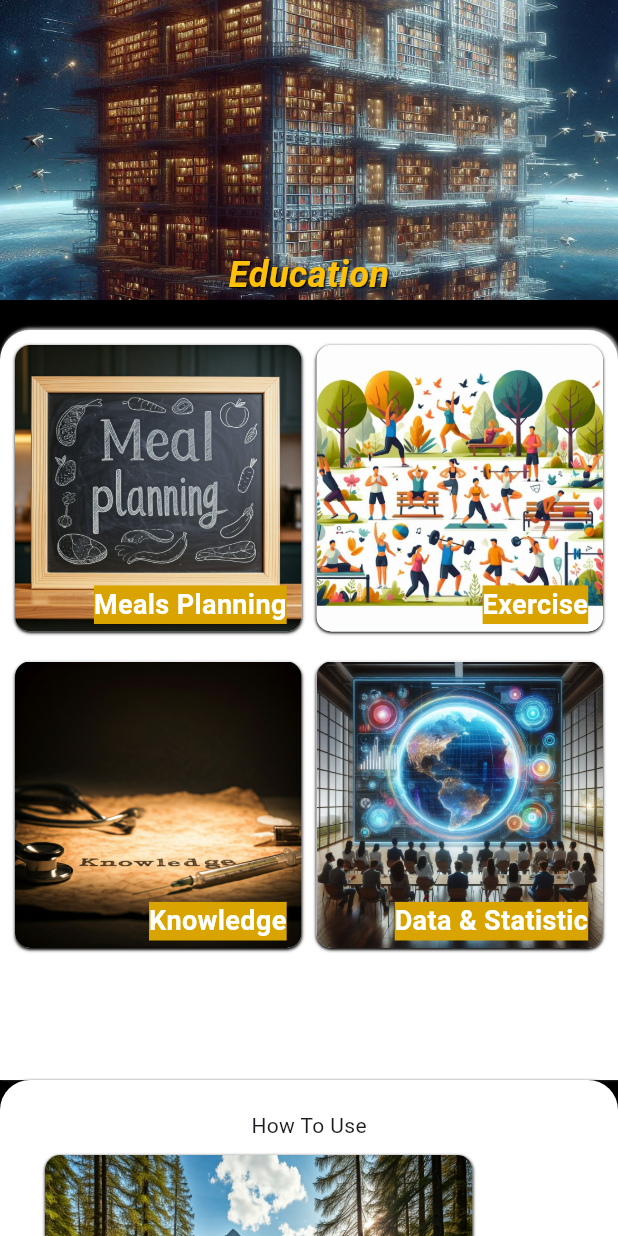
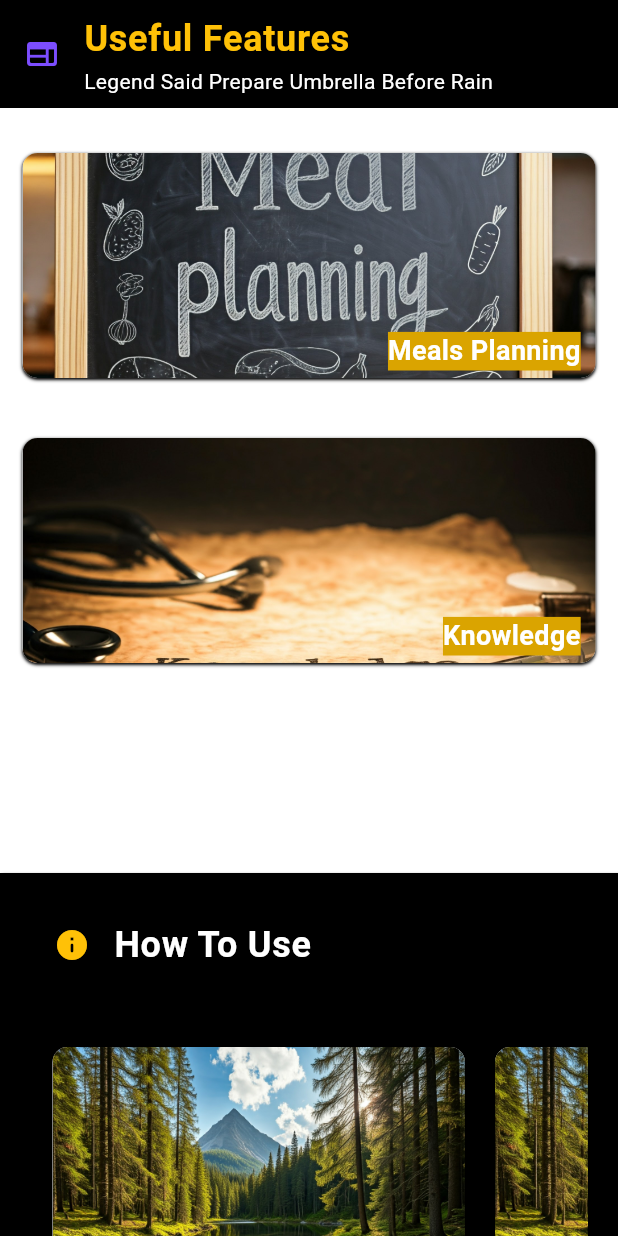
Before and after one commit to JEDIWONG/Flutter-Mobile-App-HealthMatrix, a Flutter app: the Info screen opened directly, on a phone screen of 412 x 824 dp. Run offline on Flutter 3.47's test engine with Material 3 defaults, Android fonts, the phone set to English and light mode, and no system bars; our stand-ins replace numberpicker, pedometer, percent_indicator, permission_handler, smooth_page_indicator, syncfusion_flutter_gauges.

Commit message:
update and fixes

```diff
--- a/lib/component/edu_card.dart
+++ b/lib/component/edu_card.dart
@@ -17,6 +17,8 @@ class EduCard extends StatelessWidget{
     return InkWell(
       onTap: (){Navigator.push(context, MaterialPageRoute(builder: (context)=>onPressed));},
       child: Container(
+        height: 150,
+        margin: const EdgeInsets.symmetric(vertical: 10,horizontal: 5),
         decoration:  BoxDecoration(
           borderRadius: const BorderRadius.all(Radius.circular(10)),
           image: DecorationImage(
@@ -41,7 +43,6 @@ class EduCard extends StatelessWidget{
             child: Text(
               title,
               style:const TextStyle(fontSize: 18,fontWeight: FontWeight.bold,color: Colors.white,backgroundColor: Color.fromARGB(255, 218, 164, 0)),
-
             ),
         )
         ),
--- a/lib/model/data.dart
+++ b/lib/model/data.dart
@@ -1,7 +1,33 @@
 import 'package:health_matrix/model/guide.dart';
+import 'package:health_matrix/model/user_steps.dart';
+
 
 class AppData {
+  static  UserSteps userSteps =UserSteps(currentSteps: 1000, goalSteps: 8000);
+
   static List<Guide> courseData = [
+    Guide(
+      title: "Health Monitor",
+      imgUrl: "assets/images/onboarding_last.jpg",
+      totalSteps: 3,
+      procedure: [
+        {
+          "Title": "Preparation Before Taking the Measurement",
+          "Desc": "d",
+          "imgUrl": "assets/images/onboarding_last.jpg",
+        },
+        {
+          "Title": "Step 2: Record your data",
+          "Desc": "Record the heart rate in the app.",
+          "imgUrl": "assets/images/onboarding_last.jpg",
+        },
+        {
+          "Title": "Step 3: Monitor your progress",
+          "Desc": "Track your heart rate over time to monitor progress.",
+          "imgUrl": "assets/images/onboarding_last.jpg",
+        },
+      ],
+    ),
     Guide(
       title: "Health Monitor",
       imgUrl: "assets/images/onboarding_last.jpg",
--- /dev/null
+++ b/lib/model/user_steps.dart
@@ -0,0 +1,6 @@
+class UserSteps {
+  UserSteps({required this.currentSteps,required this.goalSteps});
+
+  final int currentSteps;
+  int goalSteps;
+}
--- a/lib/screen/info.dart
+++ b/lib/screen/info.dart
@@ -1,64 +1,62 @@
 import 'package:flutter/material.dart';
-import 'package:health_matrix/component/banner.dart';
 import 'package:health_matrix/component/edu_card.dart';
 import 'package:health_matrix/model/data.dart';
 import 'package:health_matrix/screen/guide.dart';
 import 'package:health_matrix/screen/learning.dart';
+import 'package:health_matrix/screen/meals_planning.dart';
 
-class Info extends StatelessWidget{
+class Info extends StatelessWidget {
   const Info({super.key});
 
   @override
   Widget build(BuildContext context) {
     return Scaffold(
-      backgroundColor: Colors.black,
+      backgroundColor: Colors.white,
       body: SingleChildScrollView(
         child: Column(
           children: [
-            const PageBanner(imgUrl: "assets/images/info_page/bg.png", title: "Education"),
+
             Container(
+              decoration: const BoxDecoration(
+                color: Colors.black,
+
+              ),
+              child: const ListTile(
+                leading: Icon(Icons.web_rounded,color: Colors.deepPurpleAccent,),
+                title: Text("Useful Features",style: TextStyle(fontSize: 24,fontWeight: FontWeight.bold,color: Colors.amber),),
+                subtitle: Text("Legend Said Prepare Umbrella Before Rain",style: TextStyle(color: Colors.white),),
+              ),
+            ),
+
+            Container(
+              margin: const EdgeInsets.only(top: 10),
               width: MediaQuery.sizeOf(context).width,
               height: 500,
-              margin: const EdgeInsets.only(top: 10),
-              padding: const EdgeInsets.symmetric(vertical: 10,horizontal: 10),
-              decoration: const BoxDecoration(
-                borderRadius: BorderRadius.vertical(top: Radius.circular(20)),
-                color: Colors.white,
-                boxShadow: [
-                  BoxShadow(
-                    blurRadius: 1,
-                    blurStyle: BlurStyle.normal,
-                    offset: Offset(1, -1),
-                    color: Color.fromARGB(255, 181, 181, 181),
-                  )
-                ]
-              ),
-              child: GridView(
-                physics: const NeverScrollableScrollPhysics(),
-                scrollDirection: Axis.vertical,
-                gridDelegate: const SliverGridDelegateWithFixedCrossAxisCount(
-                  crossAxisCount: 2,
-                  childAspectRatio: 1/1,
-                  mainAxisSpacing: 20,
-                  crossAxisSpacing: 10,
-                ),
-
-                children: const [
-                  EduCard(title: "Meals Planning", imgUrl: "assets/images/info_page/meal.png",onPressed: Learning(),),
-                  EduCard(title: "Exercise", imgUrl: "assets/images/info_page/exercise.png",onPressed: Learning(),),
-                  EduCard(title: "Knowledge", imgUrl: "assets/images/info_page/knowledge.png",onPressed: Learning(),),
-                  EduCard(title: "Data & Statistic", imgUrl: "assets/images/info_page/stats.png",onPressed: Learning(),),
-
+              padding: const EdgeInsets.symmetric(vertical: 10, horizontal: 10),
+              color: Colors.white,
+              child: const Column(
+                children: [
+                  EduCard(
+                    title: "Meals Planning",
+                    imgUrl: "assets/images/info_page/meal.png",
+                    onPressed: MealsPlanning(),
+                  ),
+                  SizedBox(height: 20),
+                  EduCard(
+                    title: "Knowledge",
+                    imgUrl: "assets/images/info_page/knowledge.png",
+                    onPressed: Learning(),
+                  ),
                 ],
               ),
             ),
 
             Container(
-              alignment: Alignment.bottomCenter,
               padding: const EdgeInsets.all(20),
               decoration: const BoxDecoration(
-                color: Colors.white,
-                borderRadius: BorderRadius.vertical(top: Radius.circular(20)),
+                color: Colors.black,
+
+
                 boxShadow: [
                   BoxShadow(
                     blurRadius: 1,
@@ -66,12 +64,19 @@ class Info extends StatelessWidget{
                     color: Colors.black,
                     offset: Offset(1, 1),
                   )
-                ]
+                ],
               ),
               child: Column(
                 children: [
-                  const Text("How To Use"),
 
+                  const ListTile(
+                    leading: Icon(Icons.info_rounded,color: Colors.amber,),
+                    title: Text(
+                      "How To Use",
+                      style: TextStyle(fontWeight: FontWeight.bold, fontSize: 24,color: Colors.white,),
+                    ),
+                  ),
+                  const SizedBox(height: 20),
                   SizedBox(
                     width: MediaQuery.sizeOf(context).width,
                     height: 300,
@@ -97,16 +102,14 @@ class Info extends StatelessWidget{
                               ),
                           );
                         }).toList(),
-                    ),
-                  ),
+                    )
+                  )
                 ],
               ),
-            )
-
+            ),
           ],
         ),
-      )
+      ),
     );
   }
-
 }
--- a/pubspec.yaml
+++ b/pubspec.yaml
@@ -41,6 +41,7 @@ dependencies:
   syncfusion_flutter_gauges: ^27.1.55
   pedometer: ^4.0.2
   permission_handler: ^11.3.1
+  http: ^1.2.2
 
 dev_dependencies:
   flutter_test:
```
Also changed, not shown: lib/component/walks.dart (+8 -1 lines), lib/screen/home.dart (+8 -7 lines), lib/screen/meals_planning.dart (added, +62 -0 lines), lib/screen/steps_taken.dart (added, +168 -0 lines), pubspec.lock.
